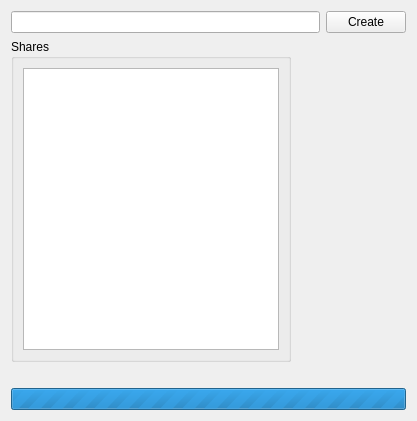
Old version of the form src/qt/ui/user_shares_panel.ui in the repository maidsafe-archive/MaidSafe-Encrypt.
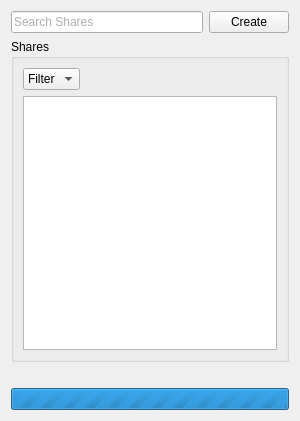
New version of the form.

Commit message: Contacts, shares and new look in GUI, by Stephen

Patch:
```diff
--- a/src/qt/ui/user_shares_panel.ui
+++ b/src/qt/ui/user_shares_panel.ui
@@ -6,7 +6,7 @@
    <rect>
     <x>0</x>
     <y>0</y>
-    <width>417</width>
+    <width>300</width>
     <height>421</height>
    </rect>
   </property>
@@ -18,8 +18,45 @@
     <layout class="QHBoxLayout" name="horizontalLayout">
      <item>
       <widget class="QLineEdit" name="shareNameLineEdit">
+       <property name="palette">
+        <palette>
+         <active>
+          <colorrole role="Text">
+           <brush brushstyle="SolidPattern">
+            <color alpha="255">
+             <red>174</red>
+             <green>175</green>
+             <blue>176</blue>
+            </color>
+           </brush>
+          </colorrole>
+         </active>
+         <inactive>
+          <colorrole role="Text">
+           <brush brushstyle="SolidPattern">
+            <color alpha="255">
+             <red>174</red>
+             <green>175</green>
+             <blue>176</blue>
+            </color>
+           </brush>
+          </colorrole>
+         </inactive>
+         <disabled>
+          <colorrole role="Text">
+           <brush brushstyle="SolidPattern">
+            <color alpha="255">
+             <red>120</red>
+             <green>120</green>
+             <blue>120</blue>
+            </color>
+           </brush>
+          </colorrole>
+         </disabled>
+        </palette>
+       </property>
        <property name="text">
-        <string/>
+        <string>Search Shares</string>
        </property>
       </widget>
      </item>
@@ -43,6 +80,27 @@
         <string>Shares</string>
        </property>
        <layout class="QVBoxLayout" name="verticalLayout">
+        <item>
+         <widget class="QComboBox" name="comboBox">
+          <property name="sizePolicy">
+           <sizepolicy hsizetype="Fixed" vsizetype="Fixed">
+            <horstretch>0</horstretch>
+            <verstretch>0</verstretch>
+           </sizepolicy>
+          </property>
+          <property name="layoutDirection">
+           <enum>Qt::LeftToRight</enum>
+          </property>
+          <property name="maxVisibleItems">
+           <number>18</number>
+          </property>
+          <item>
+           <property name="text">
+            <string>Filter</string>
+           </property>
+          </item>
+         </widget>
+        </item>
         <item>
          <widget class="QListWidget" name="listWidget">
           <property name="sizePolicy">
@@ -62,19 +120,6 @@
        </layout>
       </widget>
      </item>
-     <item>
-      <spacer name="horizontalSpacer">
-       <property name="orientation">
-        <enum>Qt::Horizontal</enum>
-       </property>
-       <property name="sizeHint" stdset="0">
-        <size>
-         <width>40</width>
-         <height>20</height>
-        </size>
-       </property>
-      </spacer>
-     </item>
     </layout>
    </item>
    <item>
```
Left out of the diff: 3 changed lines with no effect on the pictures. The commit also changes 29 other files.
